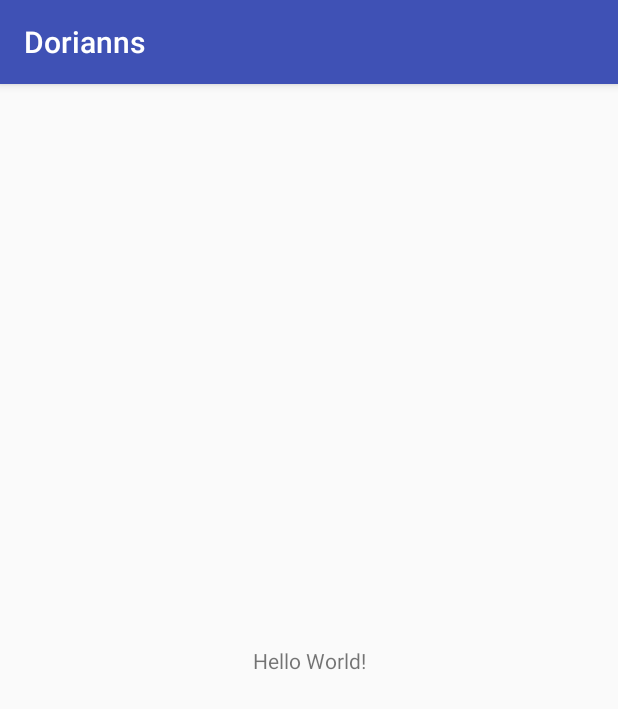
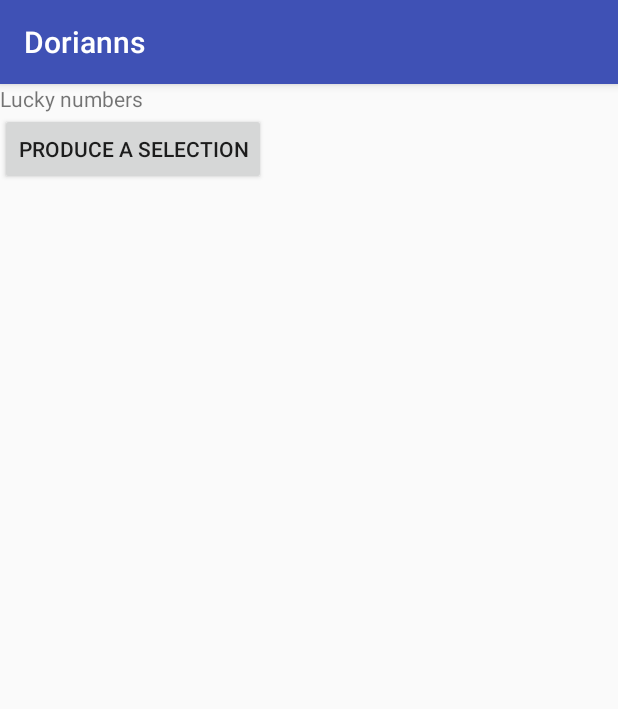
Before and after one commit to Jiangdongzhi/android, an Android app: the screen it shows after launch (MainActivity), on a phone screen of 412 x 824 dp. Shown: the top 709 px of the screen. Run offline under Robolectric (Android 15) with nearby library versions, the phone set to English and light mode, and no system bars.

Commit message:
added one button

```diff
--- a/Dorianns/app/src/main/java/dorian/com/dorianns/MainActivity.java
+++ b/Dorianns/app/src/main/java/dorian/com/dorianns/MainActivity.java
@@ -1,7 +1,10 @@
 package dorian.com.dorianns;
 
+import android.support.v4.widget.TextViewCompat;
 import android.support.v7.app.AppCompatActivity;
 import android.os.Bundle;
+import android.view.View;
+import android.widget.TextView;
 
 public class MainActivity extends AppCompatActivity {
 
@@ -10,4 +13,10 @@ public class MainActivity extends AppCompatActivity {
         super.onCreate(savedInstanceState);
         setContentView(R.layout.activity_main);
     }
+
+    public void onClickProduce(View view) {
+        TextView content = (TextView) findViewById(R.id.content_pane);
+
+        content.setText("1, 3, 4, 5, 8");
+    }
 }
--- a/Dorianns/app/src/main/res/layout/activity_main.xml
+++ b/Dorianns/app/src/main/res/layout/activity_main.xml
@@ -1,5 +1,5 @@
 <?xml version="1.0" encoding="utf-8"?>
-<android.support.constraint.ConstraintLayout xmlns:android="http://schemas.android.com/apk/res/android"
+<RelativeLayout xmlns:android="http://schemas.android.com/apk/res/android"
     xmlns:app="http://schemas.android.com/apk/res-auto"
     xmlns:tools="http://schemas.android.com/tools"
     android:layout_width="match_parent"
@@ -9,10 +9,20 @@
     <TextView
         android:layout_width="wrap_content"
         android:layout_height="wrap_content"
-        android:text="Hello World!"
+        android:text="@string/pane_initial"
+        android:id="@+id/content_pane"
         app:layout_constraintBottom_toBottomOf="parent"
         app:layout_constraintLeft_toLeftOf="parent"
         app:layout_constraintRight_toRightOf="parent"
         app:layout_constraintTop_toTopOf="parent" />
 
-</android.support.constraint.ConstraintLayout>
+    <Button
+        android:layout_width="wrap_content"
+        android:layout_height="wrap_content"
+        android:text="@string/button_produce"
+        android:id="@+id/produce_button"
+        android:onClick="onClickProduce"
+        android:layout_below="@+id/content_pane"
+        android:layout_alignLeft="@+id/content_pane"/>
+
+</RelativeLayout>
--- a/Dorianns/app/src/main/res/values/strings.xml
+++ b/Dorianns/app/src/main/res/values/strings.xml
@@ -1,3 +1,5 @@
 <resources>
     <string name="app_name">Dorianns</string>
+    <string name="pane_initial">Lucky numbers</string>
+    <string name="button_produce">Produce a selection</string>
 </resources>
--- a/Dorianns/build.gradle
+++ b/Dorianns/build.gradle
@@ -5,7 +5,7 @@ buildscript {
         jcenter()
     }
     dependencies {
-        classpath 'com.android.tools.build:gradle:2.3.1'
+        classpath 'com.android.tools.build:gradle:2.3.3'
 
         // NOTE: Do not place your application dependencies here; they belong
         // in the individual module build.gradle files
```
